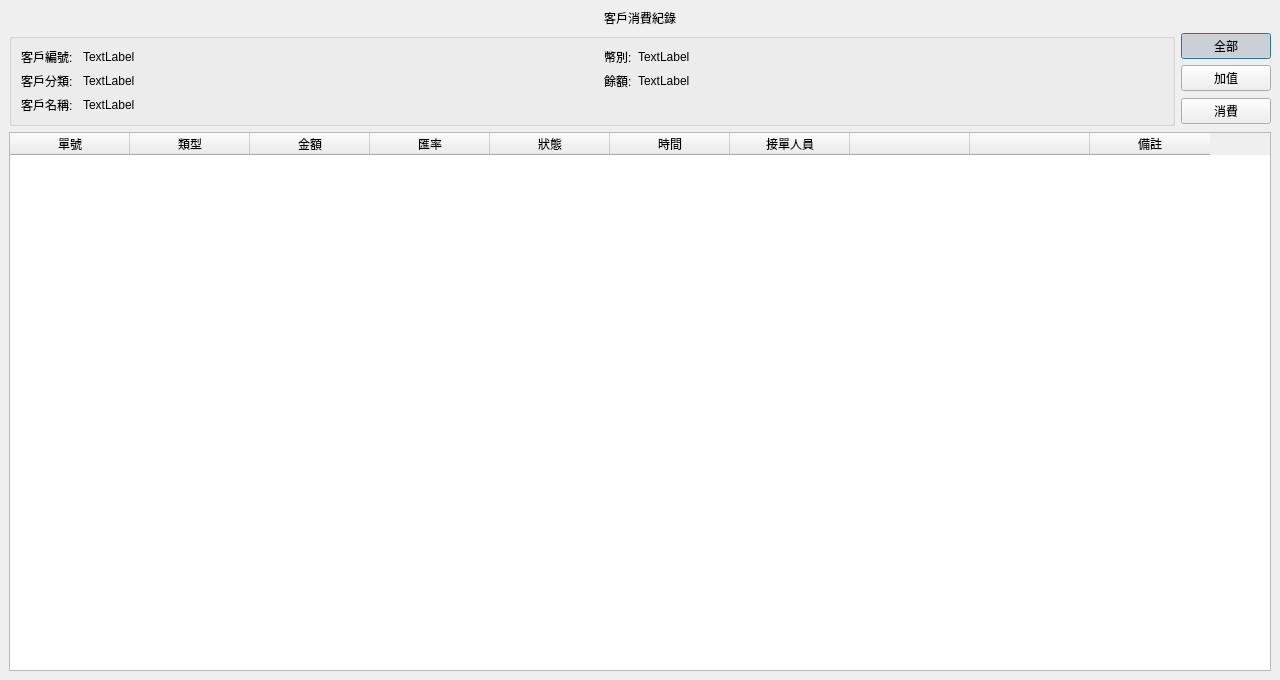
Old version of the form src/AdbClient/StageCustomerService/DialogCustomerCostHistory.ui in the repository roger0816/Adb.
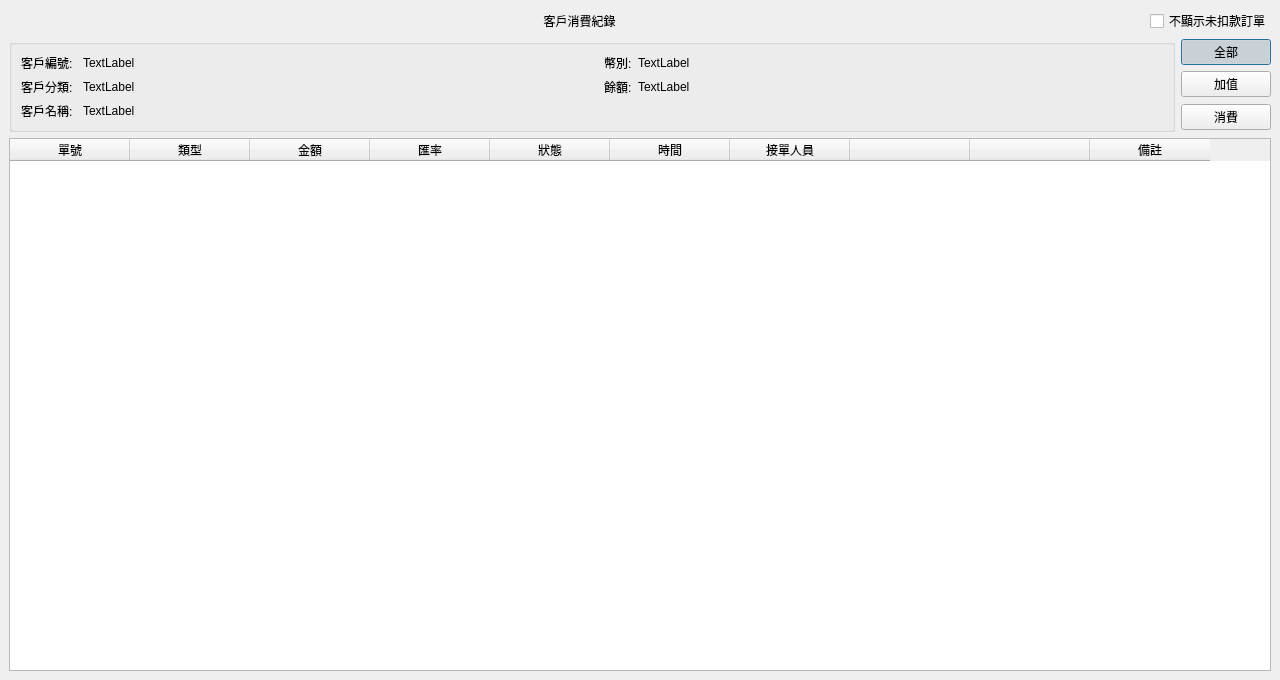
New version of the form.

The edit to the form file:
```diff
--- a/src/AdbClient/StageCustomerService/DialogCustomerCostHistory.ui
+++ b/src/AdbClient/StageCustomerService/DialogCustomerCostHistory.ui
@@ -30,6 +30,30 @@
     <widget class="QWidget" name="wBg" native="true">
      <layout class="QVBoxLayout" name="verticalLayout">
       <item>
+       <widget class="QWidget" name="wTop" native="true">
+        <property name="minimumSize">
+         <size>
+          <width>0</width>
+          <height>16</height>
+         </size>
+        </property>
+        <layout class="QGridLayout" name="gridLayout_4">
+         <property name="leftMargin">
+          <number>0</number>
+         </property>
+         <property name="topMargin">
+          <number>0</number>
+         </property>
+         <property name="rightMargin">
+          <number>0</number>
+         </property>
+         <property name="bottomMargin">
+          <number>0</number>
+         </property>
+         <property name="spacing">
+          <number>0</number>
+         </property>
+         <item row="0" column="0">
        <widget class="QLabel" name="label_4">
         <property name="text">
          <string>客戶消費紀錄</string>
@@ -37,6 +61,22 @@
         <property name="alignment">
          <set>Qt::AlignCenter</set>
         </property>
+          </widget>
+         </item>
+         <item row="0" column="1">
+          <widget class="QCheckBox" name="cbShowNoPay">
+           <property name="sizePolicy">
+            <sizepolicy hsizetype="Fixed" vsizetype="Fixed">
+             <horstretch>0</horstretch>
+             <verstretch>0</verstretch>
+            </sizepolicy>
+           </property>
+           <property name="text">
+            <string>不顯示未扣款訂單</string>
+           </property>
+          </widget>
+         </item>
+        </layout>
        </widget>
       </item>
       <item>
```
Lines whose indentation alone changed are shown as unchanged.
